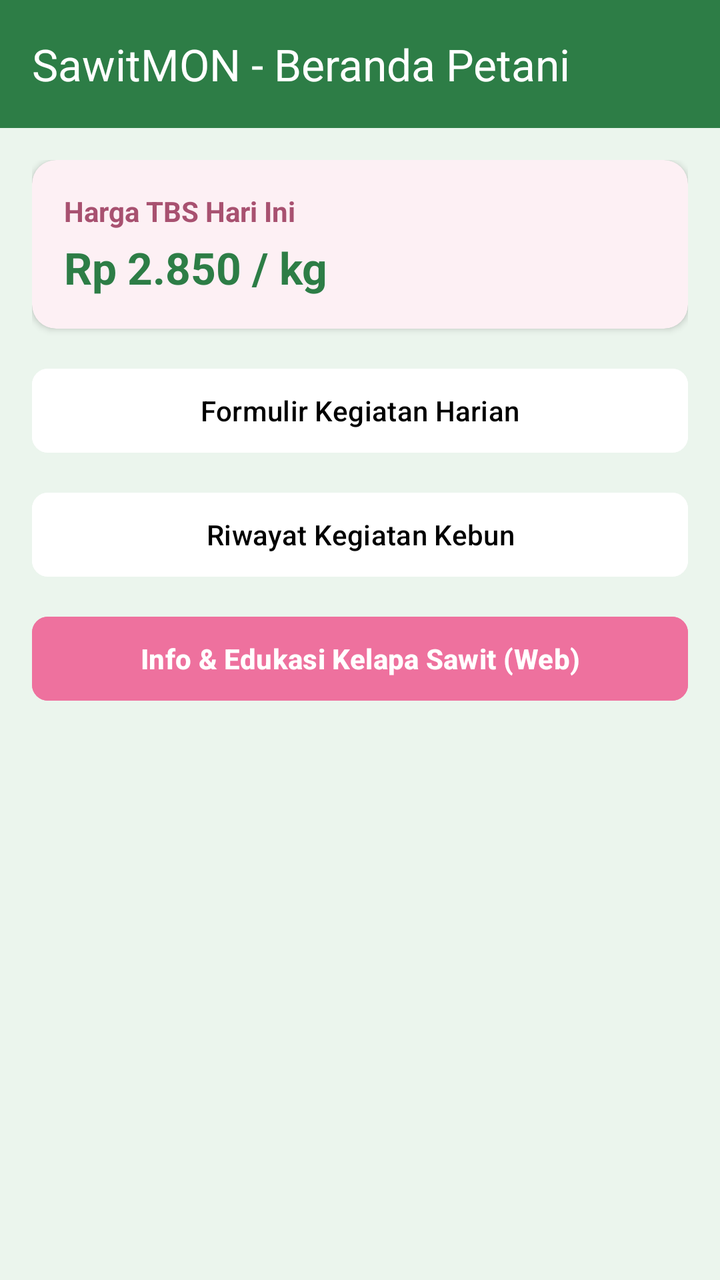
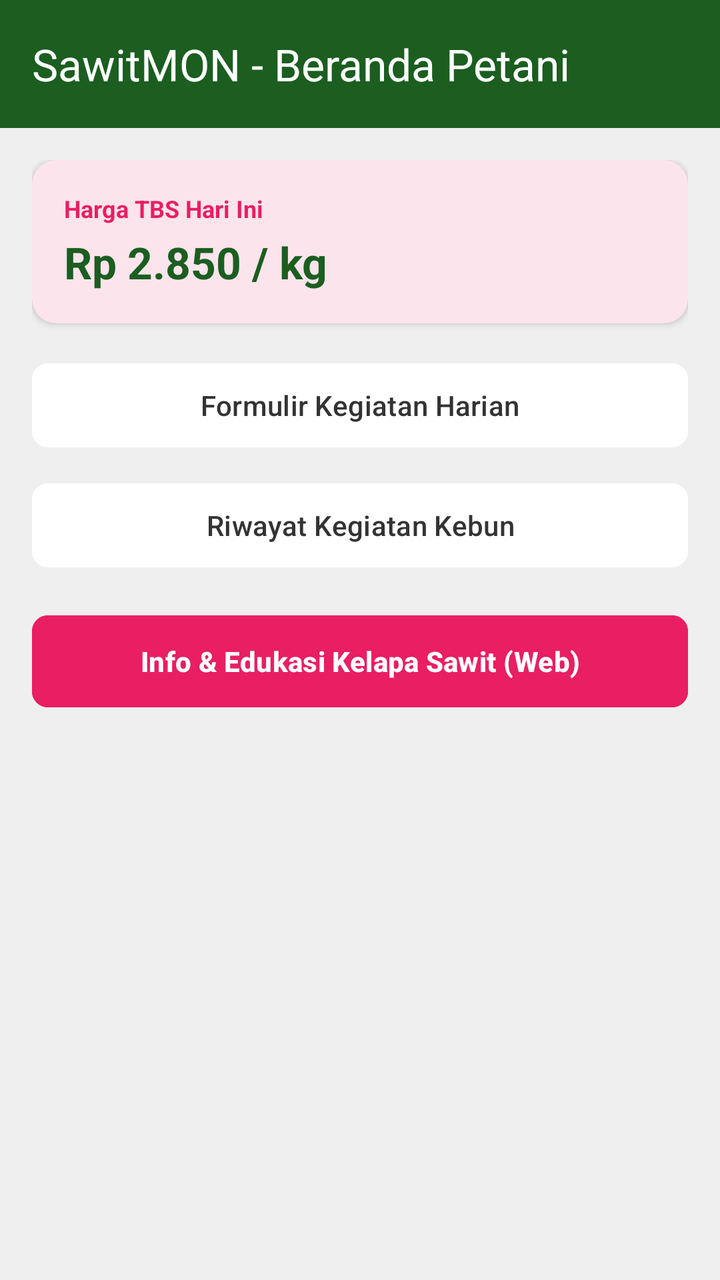

An Android layout rendered at two revisions. The XML below is the earlier revision; the diff shows what the commit changed to produce the second picture.
<!-- AndroidManifest.xml: application theme Theme.DEVBengBeng -->
<!-- res/layout/activity_home.xml -->
<?xml version="1.0" encoding="utf-8"?>
<LinearLayout xmlns:android="http://schemas.android.com/apk/res/android"
    xmlns:app="http://schemas.android.com/apk/res-auto"
    android:layout_width="match_parent"
    android:layout_height="match_parent"
    android:orientation="vertical"
    android:fitsSystemWindows="true"
    android:background="@color/bg_light_green">

    
    <androidx.appcompat.widget.Toolbar
        android:id="@+id/toolbarHome"
        android:layout_width="match_parent"
        android:layout_height="?attr/actionBarSize"
        android:background="@color/primary_green"
        app:title="SawitMON - Beranda Petani"
        app:titleTextColor="@color/white" />

    <ScrollView
        android:layout_width="match_parent"
        android:layout_height="match_parent">

        <LinearLayout
            android:layout_width="match_parent"
            android:layout_height="wrap_content"
            android:orientation="vertical"
            android:padding="16dp">

            
            <androidx.cardview.widget.CardView
                android:layout_width="match_parent"
                android:layout_height="wrap_content"
                app:cardCornerRadius="12dp"
                app:cardBackgroundColor="@color/soft_pink"
                android:layout_marginBottom="16dp">

                <LinearLayout
                    android:layout_width="match_parent"
                    android:layout_height="wrap_content"
                    android:orientation="vertical"
                    android:padding="16dp">

                    <TextView
                        android:layout_width="wrap_content"
                        android:layout_height="wrap_content"
                        android:text="Harga TBS Hari Ini"
                        android:textColor="@color/badge_text"
                        android:textStyle="bold" />

                    <TextView
                        android:layout_width="wrap_content"
                        android:layout_height="wrap_content"
                        android:text="Rp 2.850 / kg"
                        android:textSize="22sp"
                        android:textStyle="bold"
                        android:textColor="@color/primary_green"
                        android:layout_marginTop="4dp" />
                </LinearLayout>
            </androidx.cardview.widget.CardView>

            
            <Button
                android:id="@+id/btnInputPerawatan"
                android:layout_width="match_parent"
                android:layout_height="50dp"
                android:text="Formulir Kegiatan Harian"
                android:backgroundTint="@color/white"
                android:textColor="@color/black"
                android:layout_marginBottom="12dp"
                app:cornerRadius="8dp" />

            
            <Button
                android:id="@+id/btnRiwayatPanen"
                android:layout_width="match_parent"
                android:layout_height="50dp"
                android:text="Riwayat Kegiatan Kebun"
                android:backgroundTint="@color/white"
                android:textColor="@color/black"
                android:layout_marginBottom="12dp"
                app:cornerRadius="8dp" />

            
            <Button
                android:id="@+id/btnWebEdukasi"
                android:layout_width="match_parent"
                android:layout_height="50dp"
                android:text="Info &amp; Edukasi Kelapa Sawit (Web)"
                android:backgroundTint="@color/button_pink"
                android:textColor="@color/white"
                android:textStyle="bold"
                android:layout_marginBottom="12dp"
                app:cornerRadius="8dp" />

        </LinearLayout>
    </ScrollView>
</LinearLayout>
<!-- resources referenced by this layout -->
<resources>
  <color name="badge_text">#A85170</color>
  <color name="bg_light_green">#EBF5ED</color>
  <color name="black">#FF000000</color>
  <color name="button_pink">#EE719E</color>
  <color name="primary_green">#2D7D46</color>
  <color name="soft_pink">#FDF0F4</color>
  <color name="white">#FFFFFFFF</color>
  <style name="Theme.DEVBengBeng" parent="Base.Theme.DEVBengBeng" />
  <style name="Base.Theme.DEVBengBeng" parent="Theme.Material3.DayNight.NoActionBar">
          
          
      </style>
</resources>

<!-- the commit's change to res/layout/activity_home.xml (unified diff, before → after) -->
@@ -4,35 +4,34 @@
     android:layout_width="match_parent"
     android:layout_height="match_parent"
     android:orientation="vertical"
-    android:fitsSystemWindows="true"
-    android:background="@color/bg_light_green">
+    android:background="#EFEFEF">
 
     
     <androidx.appcompat.widget.Toolbar
         android:id="@+id/toolbarHome"
         android:layout_width="match_parent"
         android:layout_height="?attr/actionBarSize"
-        android:background="@color/primary_green"
+        android:background="#1B5E20"
         app:title="SawitMON - Beranda Petani"
         app:titleTextColor="@color/white" />
 
     <ScrollView
         android:layout_width="match_parent"
-        android:layout_height="match_parent">
+        android:layout_height="match_parent"
+        android:padding="16dp">
 
         <LinearLayout
             android:layout_width="match_parent"
             android:layout_height="wrap_content"
-            android:orientation="vertical"
-            android:padding="16dp">
+            android:orientation="vertical">
 
             
             <androidx.cardview.widget.CardView
                 android:layout_width="match_parent"
                 android:layout_height="wrap_content"
                 app:cardCornerRadius="12dp"
-                app:cardBackgroundColor="@color/soft_pink"
-                android:layout_marginBottom="16dp">
+                app:cardElevation="2dp"
+                app:cardBackgroundColor="#FCE4EC">
 
                 <LinearLayout
                     android:layout_width="match_parent"
@@ -44,54 +43,56 @@
                         android:layout_width="wrap_content"
                         android:layout_height="wrap_content"
                         android:text="Harga TBS Hari Ini"
-                        android:textColor="@color/badge_text"
+                        android:textColor="#E91E63"
+                        android:textSize="12sp"
                         android:textStyle="bold" />
 
                     <TextView
                         android:layout_width="wrap_content"
                         android:layout_height="wrap_content"
                         android:text="Rp 2.850 / kg"
+                        android:textColor="#1B5E20"
                         android:textSize="22sp"
                         android:textStyle="bold"
-                        android:textColor="@color/primary_green"
                         android:layout_marginTop="4dp" />
                 </LinearLayout>
             </androidx.cardview.widget.CardView>
 
             
             <Button
-                android:id="@+id/btnInputPerawatan"
+                android:id="@+id/btnFormulir"
                 android:layout_width="match_parent"
                 android:layout_height="50dp"
+                android:layout_marginTop="16dp"
                 android:text="Formulir Kegiatan Harian"
+                android:textColor="#333333"
                 android:backgroundTint="@color/white"
-                android:textColor="@color/black"
-                android:layout_marginBottom="12dp"
                 app:cornerRadius="8dp" />
 
             
             <Button
-                android:id="@+id/btnRiwayatPanen"
+                android:id="@+id/btnRiwayat"
                 android:layout_width="match_parent"
                 android:layout_height="50dp"
+                android:layout_marginTop="10dp"
                 android:text="Riwayat Kegiatan Kebun"
+                android:textColor="#333333"
                 android:backgroundTint="@color/white"
-                android:textColor="@color/black"
-                android:layout_marginBottom="12dp"
                 app:cornerRadius="8dp" />
 
             
             <Button
                 android:id="@+id/btnWebEdukasi"
                 android:layout_width="match_parent"
-                android:layout_height="50dp"
+                android:layout_height="54dp"
+                android:layout_marginTop="16dp"
                 android:text="Info &amp; Edukasi Kelapa Sawit (Web)"
-                android:backgroundTint="@color/button_pink"
                 android:textColor="@color/white"
+                android:backgroundTint="#E91E63"
                 android:textStyle="bold"
-                android:layout_marginBottom="12dp"
                 app:cornerRadius="8dp" />
 
         </LinearLayout>
     </ScrollView>
+
 </LinearLayout>
<!-- resource entries referenced after the edit -->
@@ -1,11 +1,5 @@
 <!-- resources referenced by this layout -->
 <resources>
-  <color name="badge_text">#A85170</color>
-  <color name="bg_light_green">#EBF5ED</color>
-  <color name="black">#FF000000</color>
-  <color name="button_pink">#EE719E</color>
-  <color name="primary_green">#2D7D46</color>
-  <color name="soft_pink">#FDF0F4</color>
   <color name="white">#FFFFFFFF</color>
   <style name="Theme.DEVBengBeng" parent="Base.Theme.DEVBengBeng" />
   <style name="Base.Theme.DEVBengBeng" parent="Theme.Material3.DayNight.NoActionBar">
